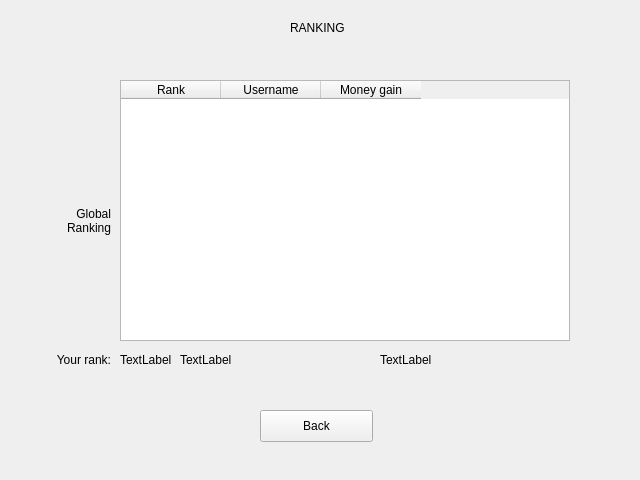
This is blackjack-client/ui/ranking.ui in lehoangtran289/Blackjack as Qt 5 draws it before an edit. The edited form follows.
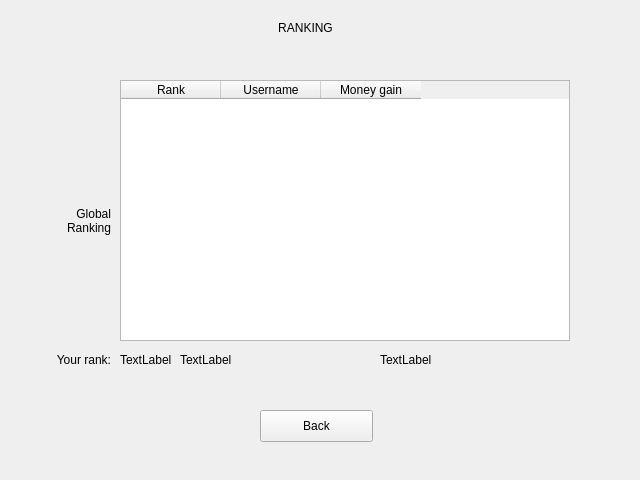
This is the edited form.

Diff of the .ui file:
```diff
--- a/blackjack-client/ui/ranking.ui
+++ b/blackjack-client/ui/ranking.ui
@@ -90,9 +90,9 @@
   <widget class="QLabel" name="label_2">
    <property name="geometry">
     <rect>
-     <x>30</x>
+     <x>20</x>
      <y>350</y>
-     <width>81</width>
+     <width>91</width>
      <height>20</height>
     </rect>
    </property>
@@ -158,7 +158,7 @@
   <widget class="QLabel" name="label_3">
    <property name="geometry">
     <rect>
-     <x>290</x>
+     <x>200</x>
      <y>20</y>
      <width>211</width>
      <height>16</height>
@@ -167,6 +167,9 @@
    <property name="text">
     <string>RANKING</string>
    </property>
+   <property name="alignment">
+    <set>Qt::AlignCenter</set>
+   </property>
   </widget>
  </widget>
  <resources/>
```
